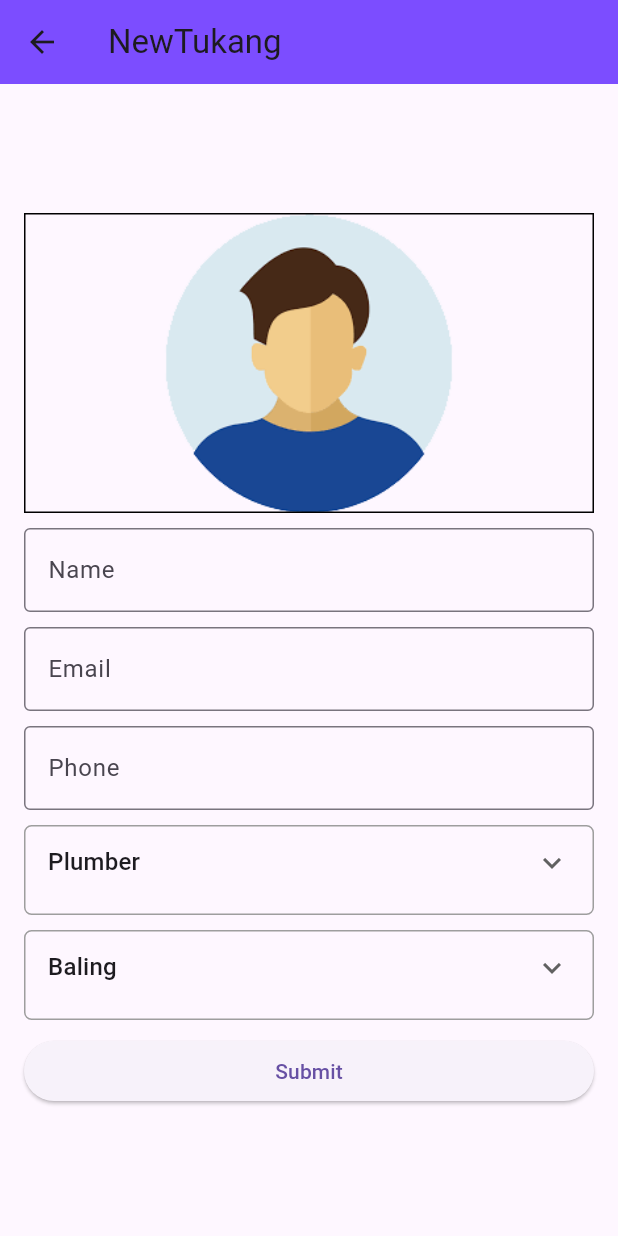
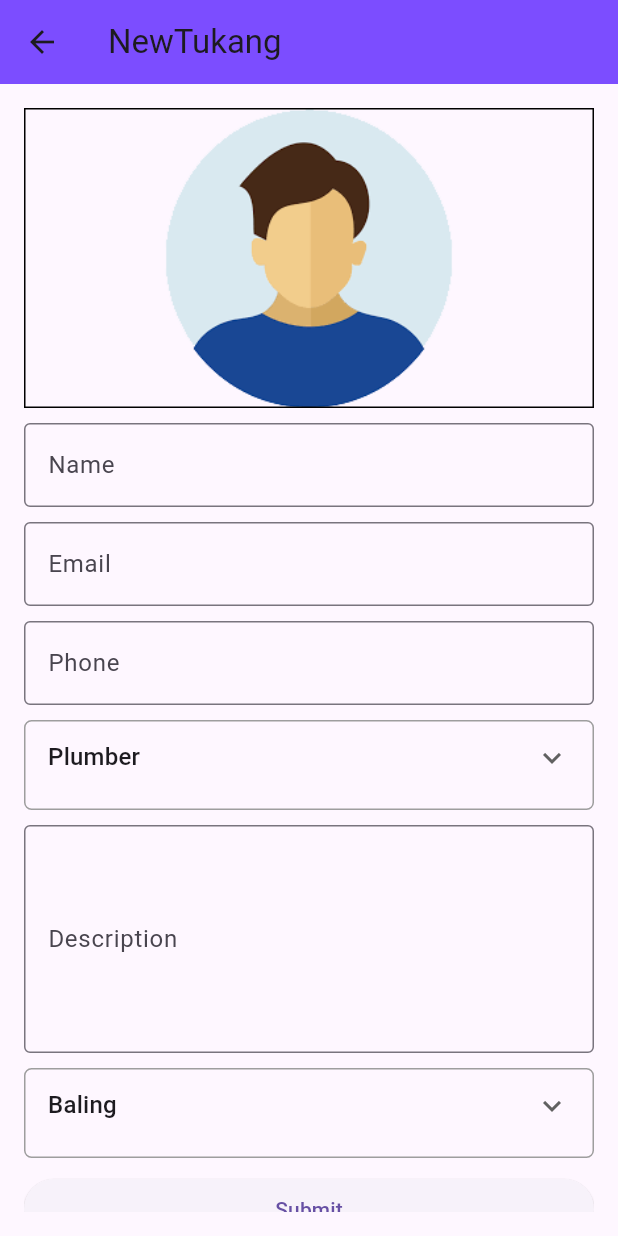
Before and after one commit to ahmadhanis/FlutterA242_STIJ6044, a Flutter app: the screen it shows after launch, after a tap on the "add" icon, on a phone screen of 412 x 824 dp. Run offline on Flutter 3.47's test engine with Material 3 defaults, Android fonts, the phone set to English and light mode, and no system bars; our stand-ins replace image_picker, sn_progress_dialog; network calls fail.

Commit message:
list tukang

```diff
--- a/mytukang/lib/main.dart
+++ b/mytukang/lib/main.dart
@@ -24,6 +24,7 @@ class SplashScreen extends StatefulWidget {
 
 class SplashScreenState extends State<SplashScreen> {
   @override
+
   void initState() {
     // TODO: implement initState
     super.initState();
--- a/mytukang/lib/newtukangscreen.dart
+++ b/mytukang/lib/newtukangscreen.dart
@@ -15,6 +15,7 @@ class _NewTukangScreenState extends State<NewTukangScreen> {
   TextEditingController emailController = TextEditingController();
   TextEditingController phoneController = TextEditingController();
   TextEditingController nameController = TextEditingController();
+  TextEditingController descController = TextEditingController();
 
   var districts = [
     'Baling',
@@ -34,17 +35,19 @@ class _NewTukangScreenState extends State<NewTukangScreen> {
   var fields = [
     'Plumber',
     'Electrician',
-    'Carpenter',
+    'Gardener',
     'Painter',
     'Cleaner',
     'Cook',
     'Driver',
     'Builder',
     'Carpenter',
+    'Mechanic',
+    'Caterer',
     'Other'
   ];
 
-  var image;
+  File? image;
 
   String selectedDistrict = 'Baling';
   String selectedField = 'Plumber';
@@ -140,6 +143,18 @@ class _NewTukangScreenState extends State<NewTukangScreen> {
                   const SizedBox(
                     height: 10,
                   ),
+                   TextField(
+                    maxLines: 5,
+                    controller: descController,
+                    decoration: const InputDecoration(
+                      labelText: 'Description',
+                      border: OutlineInputBorder(),
+                    ),
+                    keyboardType: TextInputType.text,
+                  ),
+                  const SizedBox(
+                    height: 10,
+                  ),
                   Container(
                     height: 60,
                     padding: const EdgeInsets.symmetric(horizontal: 15),
@@ -201,8 +216,9 @@ class _NewTukangScreenState extends State<NewTukangScreen> {
     String name = nameController.text;
     String email = emailController.text;
     String phone = phoneController.text;
+    String desc = descController.text;
 
-    if (image == null || name.isEmpty || email.isEmpty || phone.isEmpty) {
+    if (image == null || name.isEmpty || email.isEmpty || phone.isEmpty || desc.isEmpty) {
       ScaffoldMessenger.of(context).showSnackBar(
         const SnackBar(
           content: Text('Please fill in all required fields'),
@@ -259,15 +275,17 @@ class _NewTukangScreenState extends State<NewTukangScreen> {
     String name = nameController.text;
     String email = emailController.text;
     String phone = phoneController.text;
-    String base64Image = base64Encode(image.readAsBytesSync());
-    http.post(Uri.parse('http://10.30.1.39/mytukang/api/insert_tukang.php'),
+    String desc = descController.text;
+    // String base64Image = base64Encode(image!.readAsBytesSync());
+    http.post(Uri.parse('http://10.30.1.49/mytukang/api/insert_tukang.php'),
         body: {
           'name': name,
           'email': email,
           'phone': phone,
           'field': selectedField,
           'district': selectedDistrict,
-          'image': base64Image,
+          'desc': desc,
+          'image': base64Encode(image!.readAsBytesSync()),
         }).then((response) {
       if (response.statusCode == 200) {
         var arrayresponse = jsonDecode(response.body);
@@ -279,7 +297,7 @@ class _NewTukangScreenState extends State<NewTukangScreen> {
             ),
           );
           Navigator.of(context).pop();
-          }else{
+        } else {
           ScaffoldMessenger.of(context).showSnackBar(
             const SnackBar(
               content: Text('Failed to submit tukang'),
--- /dev/null
+++ b/mytukang/lib/tukang.dart
@@ -0,0 +1,52 @@
+class Tukang {
+  String? tukangId;
+  String? tukangName;
+  String? tukangField;
+  String? tukangDesc;
+  String? tukangPhone;
+  String? tukangEmail;
+  String? tukangLocation;
+  String? tukangDatereg;
+  String? tukangOtp;
+  String? tukangPass;
+
+  Tukang(
+      {this.tukangId,
+      this.tukangName,
+      this.tukangField,
+      this.tukangDesc,
+      this.tukangPhone,
+      this.tukangEmail,
+      this.tukangLocation,
+      this.tukangDatereg,
+      this.tukangOtp,
+      this.tukangPass});
+
+  Tukang.fromJson(Map<String, dynamic> json) {
+    tukangId = json['tukang_id'];
+    tukangName = json['tukang_name'];
+    tukangField = json['tukang_field'];
+    tukangDesc = json['tukang_desc'];
+    tukangPhone = json['tukang_phone'];
+    tukangEmail = json['tukang_email'];
+    tukangLocation = json['tukang_location'];
+    tukangDatereg = json['tukang_datereg'];
+    tukangOtp = json['tukang_otp'];
+    tukangPass = json['tukang_pass'];
+  }
+
+  Map<String, dynamic> toJson() {
+    final Map<String, dynamic> data = <String, dynamic>{};
+    data['tukang_id'] = tukangId;
+    data['tukang_name'] = tukangName;
+    data['tukang_field'] = tukangField;
+    data['tukang_desc'] = tukangDesc;
+    data['tukang_phone'] = tukangPhone;
+    data['tukang_email'] = tukangEmail;
+    data['tukang_location'] = tukangLocation;
+    data['tukang_datereg'] = tukangDatereg;
+    data['tukang_otp'] = tukangOtp;
+    data['tukang_pass'] = tukangPass;
+    return data;
+  }
+}
--- a/mytukang/lib/tukangscreen.dart
+++ b/mytukang/lib/tukangscreen.dart
@@ -1,5 +1,11 @@
+import 'dart:convert';
+import 'dart:developer';
+
 import 'package:flutter/material.dart';
+import 'package:flutter/widgets.dart';
 import 'package:mytukang/newtukangscreen.dart';
+import 'package:http/http.dart' as http;
+import 'package:mytukang/tukang.dart';
 
 class TukangScreen extends StatefulWidget {
   const TukangScreen({super.key});
@@ -9,18 +15,68 @@ class TukangScreen extends StatefulWidget {
 }
 
 class _TukangScreenState extends State<TukangScreen> {
+  List<Tukang> tukangList = <Tukang>[]; //list array objects
+  String status = "Loading...";
+  @override
+  void initState() {
+    // TODO: implement initState
+    super.initState();
+    loadTukang();
+  }
+
+  void loadTukang() {
+    http
+        .get(Uri.parse('http://10.30.1.49/mytukang/api/load_tukang.php'))
+        .then((response) {
+      //log(response.body);
+      var data = jsonDecode(response.body);
+      if (data['status'] == 'success') {
+        tukangList.clear();
+        data['data'].forEach((tukang) {
+          Tukang t = Tukang.fromJson(tukang);
+          tukangList.add(t);
+        });
+      } else {
+        tukangList.clear();
+        status = "No tukang found";
+      }
+      setState(() {});
+    });
+  }
+
   @override
   Widget build(BuildContext context) {
     return Scaffold(
       appBar: AppBar(
         title: const Text('MyTukang'),
         backgroundColor: Colors.deepPurpleAccent,
+        actions: [
+          IconButton(
+            icon: const Icon(Icons.refresh),
+            onPressed: () {
+              loadTukang();
+            },
           ),
-      body:  const Center(
-        child: Text(
-          'MyTukang Screen',
-          style: TextStyle(fontSize: 30, fontWeight: FontWeight.bold),
+        ],
       ),
+      body: tukangList.isEmpty
+          ? Center(child: Text(status))
+          : ListView.builder(
+              itemCount: tukangList.length,
+              itemBuilder: (context, index) {
+                return Card(
+                  child: ListTile(
+                    leading: Image.network("http://10.30.1.49/mytukang/assets/${tukangList[index].tukangId}.png"),
+                    title: Text(tukangList[index].tukangName.toString()),
+                    subtitle: Text(
+                        '${tukangList[index].tukangField}\n${tukangList[index].tukangPhone}'),
+                    trailing: IconButton(
+                      onPressed: () => {},
+                      icon: const Icon(Icons.arrow_circle_right),
+                    ),
+                  ),
+                );
+              },
             ),
       floatingActionButton: FloatingActionButton(
         onPressed: () {
```
Also changed, not shown: 8 other files. Lines whose indentation alone changed are shown as unchanged.
